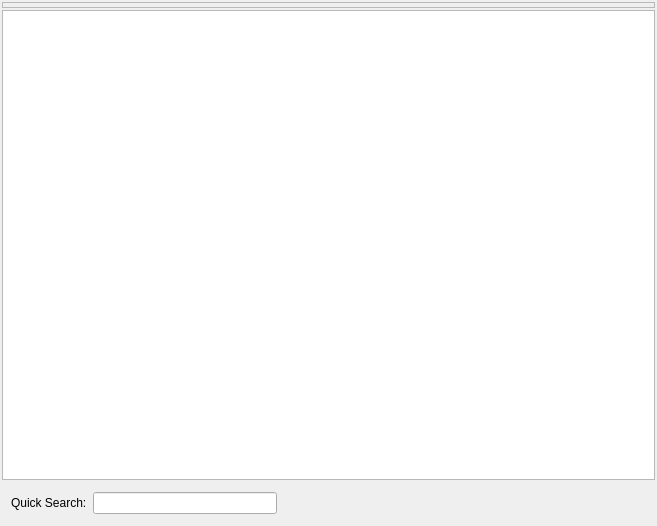
This is src/mainview.ui in fontmatrix/fontmatrix as Qt 5 draws it before an edit. The edited form follows.
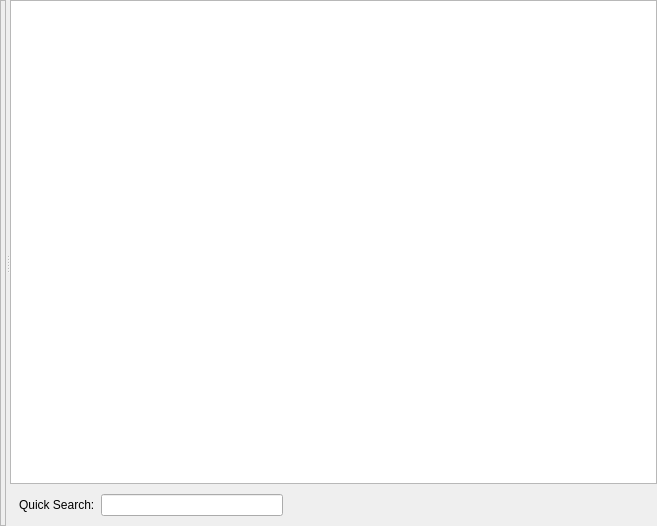
This is the edited form. Custom widgets are drawn as their Qt base class.

The edit to the form file:
```diff
--- a/src/mainview.ui
+++ b/src/mainview.ui
@@ -23,9 +23,12 @@
   <property name="windowTitle">
    <string>main view widget</string>
   </property>
-  <layout class="QGridLayout" name="gridLayout">
+  <layout class="QGridLayout" name="gridLayout_5">
    <property name="margin">
-    <number>2</number>
+    <number>0</number>
+   </property>
+   <property name="spacing">
+    <number>0</number>
    </property>
    <item row="0" column="0">
     <widget class="QStackedWidget" name="previewStack">
@@ -34,14 +37,24 @@
      </property>
      <widget class="QWidget" name="pageList">
       <layout class="QGridLayout" name="gridLayout_3">
-       <property name="verticalSpacing">
-        <number>2</number>
-       </property>
        <property name="margin">
         <number>0</number>
        </property>
+       <property name="spacing">
+        <number>0</number>
+       </property>
        <item row="0" column="0">
+        <widget class="QSplitter" name="splitter">
+         <property name="orientation">
+          <enum>Qt::Horizontal</enum>
+         </property>
         <widget class="QFrame" name="frame">
+          <property name="sizePolicy">
+           <sizepolicy hsizetype="Preferred" vsizetype="Preferred">
+            <horstretch>1</horstretch>
+            <verstretch>0</verstretch>
+           </sizepolicy>
+          </property>
          <property name="frameShape">
           <enum>QFrame::StyledPanel</enum>
          </property>
@@ -57,8 +70,21 @@
           </item>
          </layout>
         </widget>
-       </item>
-       <item row="1" column="0">
+         <widget class="QWidget" name="widget" native="true">
+          <property name="sizePolicy">
+           <sizepolicy hsizetype="Preferred" vsizetype="Preferred">
+            <horstretch>6</horstretch>
+            <verstretch>0</verstretch>
+           </sizepolicy>
+          </property>
+          <layout class="QGridLayout" name="gridLayout">
+           <property name="margin">
+            <number>0</number>
+           </property>
+           <property name="spacing">
+            <number>0</number>
+           </property>
+           <item row="0" column="0">
         <widget class="FMPreviewView" name="listView">
          <property name="resizeMode">
           <enum>QListView::Adjust</enum>
@@ -68,7 +94,7 @@
          </property>
         </widget>
        </item>
-       <item row="2" column="0">
+           <item row="1" column="0">
         <widget class="QWidget" name="quickSearchWidget" native="true">
          <layout class="QGridLayout" name="gridLayout_4">
           <item row="0" column="0">
@@ -114,6 +140,13 @@
         </widget>
        </item>
       </layout>
+         </widget>
+        </widget>
+       </item>
+      </layout>
+      <zorder>frame</zorder>
+      <zorder>widget</zorder>
+      <zorder>filterBar</zorder>
      </widget>
      <widget class="QWidget" name="pageFamily">
       <layout class="QGridLayout" name="gridLayout_14">
```
Lines whose indentation alone changed are shown as unchanged.
